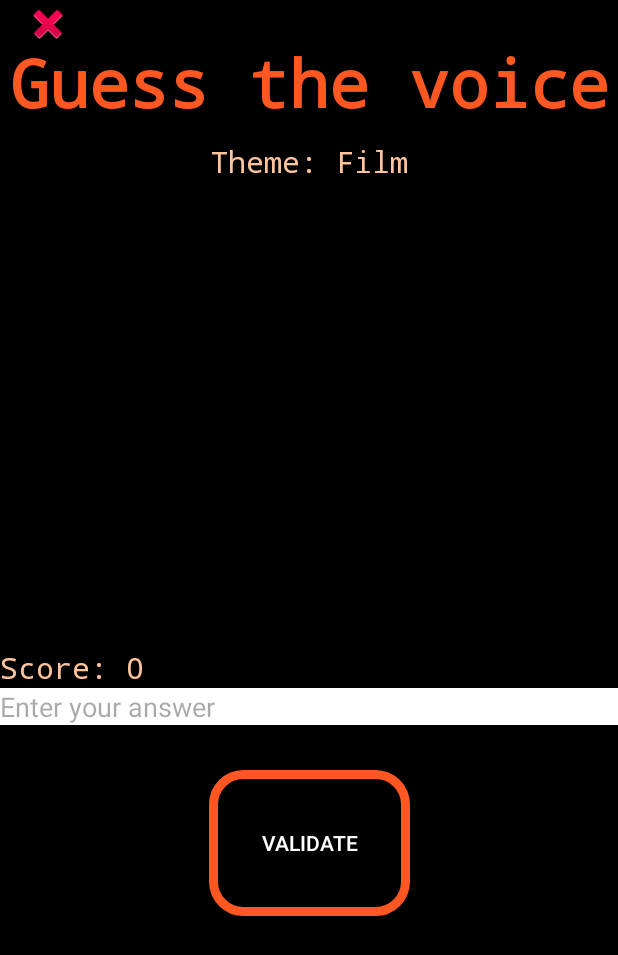
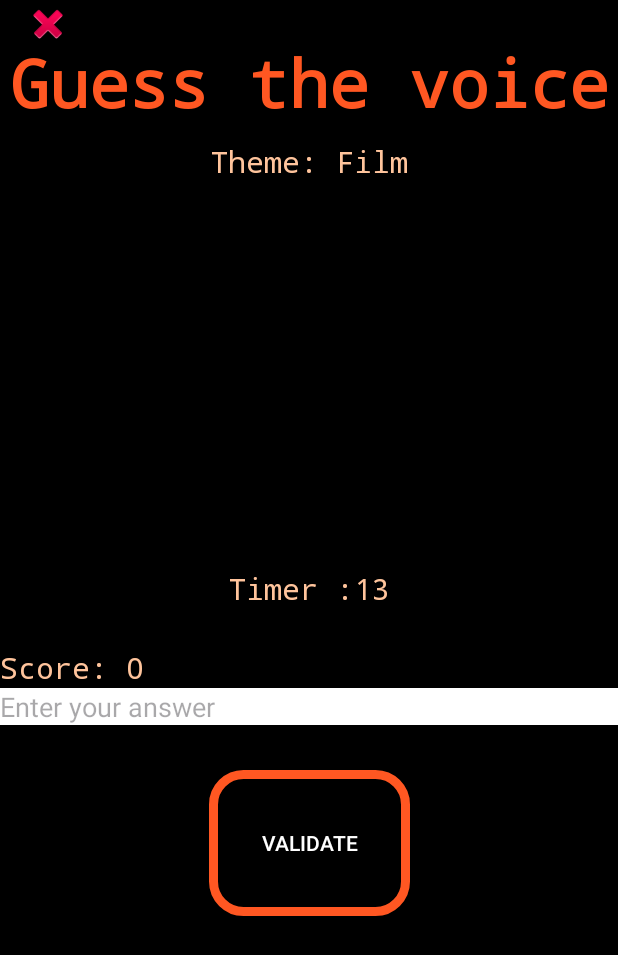
Before and after one commit to Mariechrismas/PopInteraction, an Android app: the GuessVoiceActivity screen opened directly, with no data from a screen before it, after a tap on "VALIDATE", on a phone screen of 412 x 824 dp. Shown: the top 955 px of the screen. Run offline under Robolectric (Android 15) with nearby library versions, the phone set to English and light mode, and no system bars; 1 other tap on this screen came first.

Commit message:
Ajout du timer et calcul des points

```diff
--- a/app/src/main/java/com/example/popinteraction/guessthevoice/GuessVoiceActivity.kt
+++ b/app/src/main/java/com/example/popinteraction/guessthevoice/GuessVoiceActivity.kt
@@ -1,15 +1,19 @@
 package com.example.popinteraction.guessthevoice
 
+import android.content.Intent
 import com.example.popinteraction.AudioPlayer
 import android.os.Bundle
+import android.os.CountDownTimer
+import android.view.View
 import android.widget.EditText
 import android.widget.ImageView
 import android.widget.TextView
 import android.widget.ToggleButton
 import androidx.appcompat.app.AppCompatActivity
+import com.example.popinteraction.MainActivity
 import com.example.popinteraction.R
-import android.view.View
 import com.example.popinteraction.emojistory.DataObject
+import java.util.concurrent.TimeUnit
 import kotlin.random.Random
 
 class GuessVoiceActivity : AppCompatActivity() {
@@ -18,12 +22,17 @@ class GuessVoiceActivity : AppCompatActivity() {
     private lateinit var theme: TextView
     private lateinit var validateButton: ToggleButton
     private lateinit var imageSolution: ImageView
+    private lateinit var timer: TextView
+    private lateinit var solution: TextView
 
     private var listOfDataObject: MutableList<DataObject> = mutableListOf()
     private var score = 0
     private var currentParty: Int = 0
     private val audioPlayer = AudioPlayer(this)
-
+    private var countDownTimer: CountDownTimer? = null
+    private val startTimeInMillis: Long = 20000
+    private var currentMillisUntilFinished: Long = 0
+    private var timeElapsed: Boolean = false
 
     override fun onCreate(savedInstanceState: Bundle?) {
         super.onCreate(savedInstanceState)
@@ -39,6 +48,8 @@ class GuessVoiceActivity : AppCompatActivity() {
         displayScore = findViewById(R.id.score)
         theme = findViewById(R.id.theme)
         answer = findViewById(R.id.selectionEditText)
+        timer = findViewById(R.id.timer)
+        solution = findViewById(R.id.solution)
     }
 
     //Methode pour initialiser le jeu. "numberOfLevel" correspond au nombre d'objet à deviner
@@ -54,6 +65,7 @@ class GuessVoiceActivity : AppCompatActivity() {
             tmpListDataObjects.remove(tmpListDataObjects[randomLevel])
         }
 
+        initTimer()
         initNewParty()
     }
 
@@ -62,16 +74,96 @@ class GuessVoiceActivity : AppCompatActivity() {
         theme.text = resources.getString(R.string.theme) + ": " + listOfDataObject[currentParty].categorie
         displayScore.text = resources.getString(R.string.score) + ": " + score
         imageSolution.setImageResource(R.drawable.transparent_picture)
+        answer.setText("")
+        solution.text = ""
 
-        //audioPlayer.start(listOfDataObject[currentParty].music)
-        audioPlayer.start("/storage/self/primary/Music/music_the_lion_king.mp3")
+        resetTimer()
+        audioPlayer.start(listOfDataObject[currentParty].music)
+        startTimer()
+        //audioPlayer.start("/storage/self/primary/Music/music_the_lion_king.mp3")
     }
+
+    //Methode pour calculer le score en fonction du temps écouler
+    private fun calculateScore(millisUntilFinished: Long) {
+        val secondsRemaining = TimeUnit.MILLISECONDS.toSeconds(millisUntilFinished)
+
+        when {
+            secondsRemaining < 5 -> {
+                score += 1
+            }
+            secondsRemaining in 5..10 -> {
+                score += 2
+            }
+            secondsRemaining in 10..15 -> {
+                score += 3
+            }
+            secondsRemaining in 15..20 -> {
+                score += 4
+            }
+        }
+    }
+
 
     //Methode appelé quand l'utilisateur essaye une reponse
     fun validateWord(view: View) {
         val userInput = answer.text.toString()
-        if(listOfDataObject[currentParty].listAnswerString.contains(userInput)){
-            score++
+        println("CurrentMillisUntilFinished: $currentMillisUntilFinished")
+
+        if (timeElapsed){
+            currentParty++
+            initNewParty()
+        }else if(listOfDataObject[currentParty].listAnswerString.any { it.trim().equals(userInput.trim(), ignoreCase = true) }) {
+            calculateScore(currentMillisUntilFinished)
+            currentParty++
+            initNewParty()
+        }
+
+        answer.setText("")
+    }
+
+    //Methode pour initialiser le timer
+    private fun initTimer() {
+        countDownTimer = object : CountDownTimer(startTimeInMillis, 1000) {
+            override fun onTick(millisUntilFinished: Long) {
+                val seconds = TimeUnit.MILLISECONDS.toSeconds(millisUntilFinished) % 60
+                timeElapsed = false
+                timer.text = resources.getString(R.string.timer) + String.format("%02d", seconds)
+                currentMillisUntilFinished = millisUntilFinished
+            }
+
+            override fun onFinish() {
+                timeElapsed = true
+                timer.text = resources.getString(R.string.time_elapsed)
+                validateButton.text = resources.getString(R.string.next_party)
+                val resourceId = resources.getIdentifier(
+                    listOfDataObject[currentParty].image,
+                    "drawable",
+                    packageName
+                )
+                if (resourceId > 0) {
+                    imageSolution.setImageResource(resourceId)
+                }
+                audioPlayer.stop()
+            }
         }
     }
+
+    //Methode pour démarer le chronométre
+    private fun startTimer() {
+        countDownTimer?.start()
+    }
+
+    // Methode pour réinitialiser le timer
+    private fun resetTimer() {
+        countDownTimer?.cancel()
+        initTimer()
+        timer.text = "20" // Remettre le texte initial ici
+    }
+
+    //Methode pour retourner à la page précédente
+    fun navigateToMenu(view: View) {
+        audioPlayer.stop()
+        val intent = Intent(this, GuessVoiceMenu::class.java)
+        startActivity(intent)
+    }
 }
--- a/app/src/main/res/layout/activity_guess_voice.xml
+++ b/app/src/main/res/layout/activity_guess_voice.xml
@@ -58,6 +58,31 @@
         app:srcCompat="@android:drawable/screen_background_dark_transparent" />
 
     <TextView
+        android:id="@+id/solution"
+        android:layout_width="0dp"
+        android:layout_height="wrap_content"
+        android:layout_marginTop="10dp"
+        android:gravity="center"
+        style="@style/TextStyle"
+        android:text="@string/name"
+        app:layout_constraintTop_toBottomOf="@id/imagesolution"
+        app:layout_constraintStart_toStartOf="parent"
+        app:layout_constraintEnd_toEndOf="parent"
+        app:layout_constraintHorizontal_bias="0.5"/>
+    <TextView
+        android:id="@+id/timer"
+        android:layout_width="0dp"
+        android:layout_height="wrap_content"
+        android:layout_marginTop="10dp"
+        android:gravity="center"
+        style="@style/TextStyle"
+        android:text="@string/timer"
+        app:layout_constraintTop_toBottomOf="@id/solution"
+        app:layout_constraintStart_toStartOf="parent"
+        app:layout_constraintEnd_toEndOf="parent"
+        app:layout_constraintHorizontal_bias="0.5"/>
+
+    <TextView
         android:id="@+id/score"
         style="@style/TextStyle"
         android:layout_width="0dp"
--- a/app/src/main/res/values/strings.xml
+++ b/app/src/main/res/values/strings.xml
@@ -29,6 +29,10 @@
     <string name="close">Close</string>
     <string name="permission_denied">Permission denied</string>
     <string name="permission_denied_message">The application does not have permission to access the sound file</string>
+    <string name="timer">Timer :</string>
+    <string name="time_elapsed">Time elsapsed</string>
+    <string name="name">Name :</string>
+
 
 
 
```
